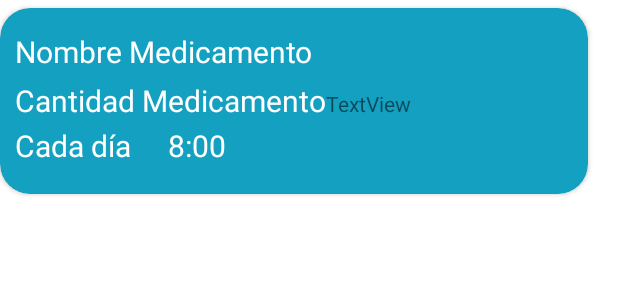
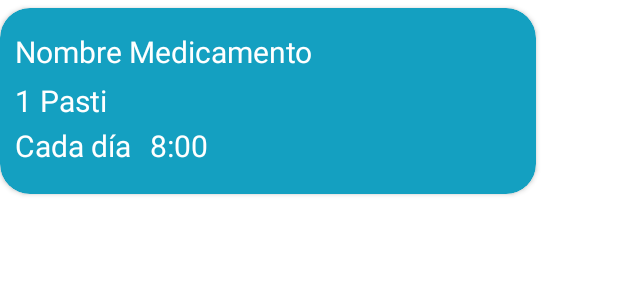
Before and after one commit to Lucosiar/Efi_Cura, an Android app: the layout elemento_medicacion.xml on its own in the app's theme, with its tools: preview values and no code run, on a phone screen of 412 x 824 dp. Shown: the top 300 px of the screen. Run offline under Robolectric (Android 15) with nearby library versions, the phone set to English and light mode, and no system bars.

Commit message:
6/4/2023 Commit

```diff
--- a/app/src/main/res/layout/elemento_citas.xml
+++ b/app/src/main/res/layout/elemento_citas.xml
@@ -11,7 +11,7 @@
 
 
     <LinearLayout
-        android:layout_width="382dp"
+        android:layout_width="367dp"
         android:layout_height="85dp"
         android:layout_marginLeft="10sp"
         android:layout_marginTop="10sp"
--- a/app/src/main/res/layout/elemento_medicacion.xml
+++ b/app/src/main/res/layout/elemento_medicacion.xml
@@ -11,7 +11,7 @@
 
 
     <LinearLayout
-        android:layout_width="382dp"
+        android:layout_width="347dp"
         android:layout_height="114dp"
         android:layout_marginLeft="10sp"
         android:layout_marginTop="10sp"
@@ -37,7 +37,7 @@
                 android:layout_width="wrap_content"
                 android:layout_height="wrap_content"
                 android:layout_marginBottom="5sp"
-                android:text="Cantidad Medicamento"
+                android:text="1"
                 android:textColor="@color/white"
                 android:textSize="20sp" />
 
@@ -45,8 +45,11 @@
                 android:id="@+id/formatoMedicacion"
                 android:layout_width="wrap_content"
                 android:layout_height="wrap_content"
+                android:layout_marginStart="5sp"
                 android:layout_weight="1"
-                android:text="TextView" />
+                android:text="Pasti"
+                android:textColor="@color/white"
+                android:textSize="20sp" />
         </LinearLayout>
 
         <LinearLayout
@@ -65,7 +68,7 @@
                 android:textSize="20sp" />
 
             <TextView
-                android:id="@+id/horaMedicamento"
+                android:id="@+id/horaMedicacion"
                 android:layout_width="wrap_content"
                 android:layout_height="wrap_content"
                 android:layout_marginBottom="5sp"
--- a/app/src/main/res/layout/fragment_medicos.xml
+++ b/app/src/main/res/layout/fragment_medicos.xml
@@ -16,8 +16,10 @@
             android:id="@+id/recyclerView"
             android:layout_width="match_parent"
             android:layout_height="520sp"
+            android:layout_marginStart="10sp"
+
             android:layout_marginTop="35sp"
-
+            android:layout_marginEnd="10sp"
             android:scrollbars="vertical"
             app:layoutManager="androidx.recyclerview.widget.LinearLayoutManager" />
 
```
Also changed, not shown: app/src/main/java/com/example/a222/Adaptadores/AdaptadorMedicacion.java (+6 -1 lines), app/src/main/java/com/example/a222/ClasesGetSet/Medicacion.java (+18 -2 lines).
